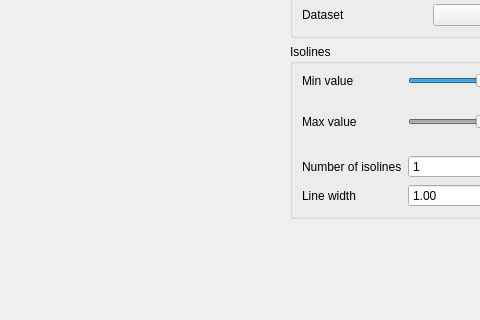
Old version of the form gui/mainwindow.ui in the repository gmackie/GR-ABM-ODE-2D; both pictures show x 0 to 480 and y 109 to 429 of the 574 by 623 pixel window.
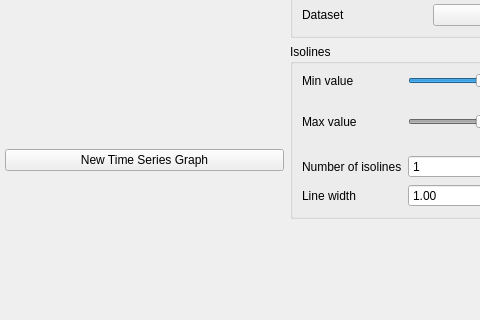
New version of the form. The open tabs and pages were chosen to show the change.

Commit message: GUI Feature added: Real-time graphs of statistics

Diff of the .ui file:
```diff
--- a/gui/mainwindow.ui
+++ b/gui/mainwindow.ui
@@ -37,8 +37,8 @@
         <rect>
          <x>0</x>
          <y>0</y>
-         <width>429</width>
-         <height>466</height>
+         <width>279</width>
+         <height>480</height>
         </rect>
        </property>
        <attribute name="label">
@@ -48,6 +48,13 @@
         <property name="margin">
          <number>0</number>
         </property>
+        <item>
+         <widget class="QPushButton" name="newGraphWindowButton">
+          <property name="text">
+           <string>New Time Series Graph</string>
+          </property>
+         </widget>
+        </item>
        </layout>
       </widget>
       <widget class="QWidget" name="tabSimulation">
```
Left out of the diff: 62 changed lines with no effect on the pictures. The commit also changes 19 other files.
